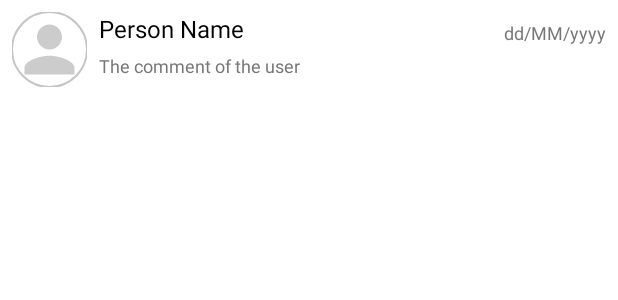
After one commit to IT21244452/Kamu_Kamu_Mobile_App, an Android app: the layout row_comment.xml on its own in the app's theme, with its tools: preview values and no code run, on a phone screen of 412 x 824 dp. The commit adds this screen. Shown: the top 300 px of the screen. Run offline under Robolectric (Android 15) with nearby library versions, the phone set to English and light mode, and no system bars.

Commit message:
Added Recipe Comment section

```diff
--- a/app/src/main/AndroidManifest.xml
+++ b/app/src/main/AndroidManifest.xml
@@ -10,7 +10,7 @@
         android:allowBackup="true"
         android:dataExtractionRules="@xml/data_extraction_rules"
         android:fullBackupContent="@xml/backup_rules"
-        android:icon="@drawable/logo_mad"
+        android:icon="@drawable/app_icon"
         android:label="@string/app_name"
         android:roundIcon="@drawable/logo_mad"
         android:supportsRtl="true"
--- /dev/null
+++ b/app/src/main/res/layout/row_comment.xml
@@ -0,0 +1,70 @@
+<?xml version="1.0" encoding="utf-8"?>
+<androidx.cardview.widget.CardView xmlns:android="http://schemas.android.com/apk/res/android"
+    android:layout_width="match_parent"
+    android:layout_height="wrap_content"
+    xmlns:app="http://schemas.android.com/apk/res-auto"
+    android:layout_marginBottom="1dp"
+    app:cardBackgroundColor="@color/white"
+    app:cardCornerRadius="5dp"
+    app:cardElevation="0dp"
+    app:contentPadding="8dp">
+
+
+    <RelativeLayout
+        android:layout_width="match_parent"
+        android:layout_height="wrap_content">
+
+<!--        ImageView: Profile image of user who commented-->
+        <com.google.android.material.imageview.ShapeableImageView
+            android:id="@+id/profileIv"
+            android:layout_width="50dp"
+            android:layout_height="50dp"
+            android:scaleType="centerCrop"
+            android:src="@drawable/ic_person_gray"
+            android:layout_marginEnd="8dp"
+            app:shapeAppearanceOverlay="@style/styleCircleImage"
+            app:strokeColor="@color/gray01"
+            app:strokeWidth="1dp"/>
+
+<!--        TextView: name of the userwho commented-->
+
+        <TextView
+            android:id="@+id/nameTv"
+            android:layout_width="wrap_content"
+            android:layout_height="wrap_content"
+            android:layout_toEndOf="@id/profileIv"
+            android:text="Person Name"
+            android:layout_toStartOf="@id/dateTv"
+            android:textColor="@color/black"
+            android:textSize="16sp"/>
+
+<!--        TextView: Date of comment added-->
+
+        <TextView
+            android:id="@+id/dateTv"
+            android:layout_width="wrap_content"
+            android:layout_height="wrap_content"
+            android:text="dd/MM/yyyy"
+            android:layout_marginTop="5dp"
+            android:textSize="12sp"
+            android:textColor="@color/gray02"
+            android:layout_alignParentEnd="true"/>
+
+<!--        TextView: Comment-->
+        <TextView
+            android:id="@+id/commentTv"
+            android:layout_width="wrap_content"
+            android:layout_height="wrap_content"
+            android:layout_below="@id/nameTv"
+            android:layout_toEndOf="@id/profileIv"
+            android:text="The comment of the user"
+            android:textColor="@color/gray02"
+            android:textSize="12sp"
+            android:layout_marginTop="5dp"/>
+
+
+    </RelativeLayout>
+
+
+
+</androidx.cardview.widget.CardView>
--- a/app/src/main/res/values/styles.xml
+++ b/app/src/main/res/values/styles.xml
@@ -9,7 +9,14 @@
 
     </style>
 
-<!--    Theme for transparent background of dialog-->
+<!--    Style for ShapeableImageViewto make it circle-->
+    <style name="styleCircleImage">
+        <item name="cornerFamily">rounded</item>
+        <item name="cornerSize">50%</item>
+    </style>
+
+
+    <!--    Theme for transparent background of dialog-->
 
     <style name="CustomDialog" parent="Theme.MaterialComponents.Dialog">
 
```
Also changed, not shown: app/src/main/java/com/example/kamu_kamu/activities/PdfDetailActivity.kt (+43 -3 lines), app/src/main/java/com/example/kamu_kamu/adapters/AdapterComment.kt (added, +181 -0 lines), app/src/main/java/com/example/kamu_kamu/models/ModelComment.kt (added, +29 -0 lines), app/src/main/res/layout/activity_pdf_detail.xml (+10 -6 lines), app/src/main/res/drawable/app_icon.png (added).
